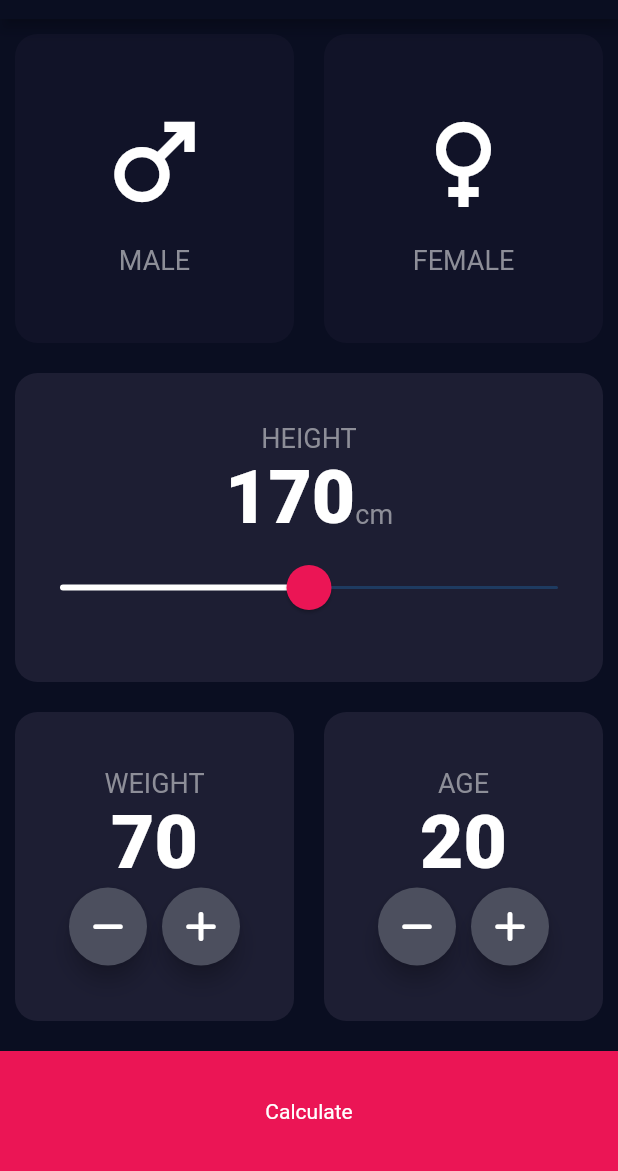
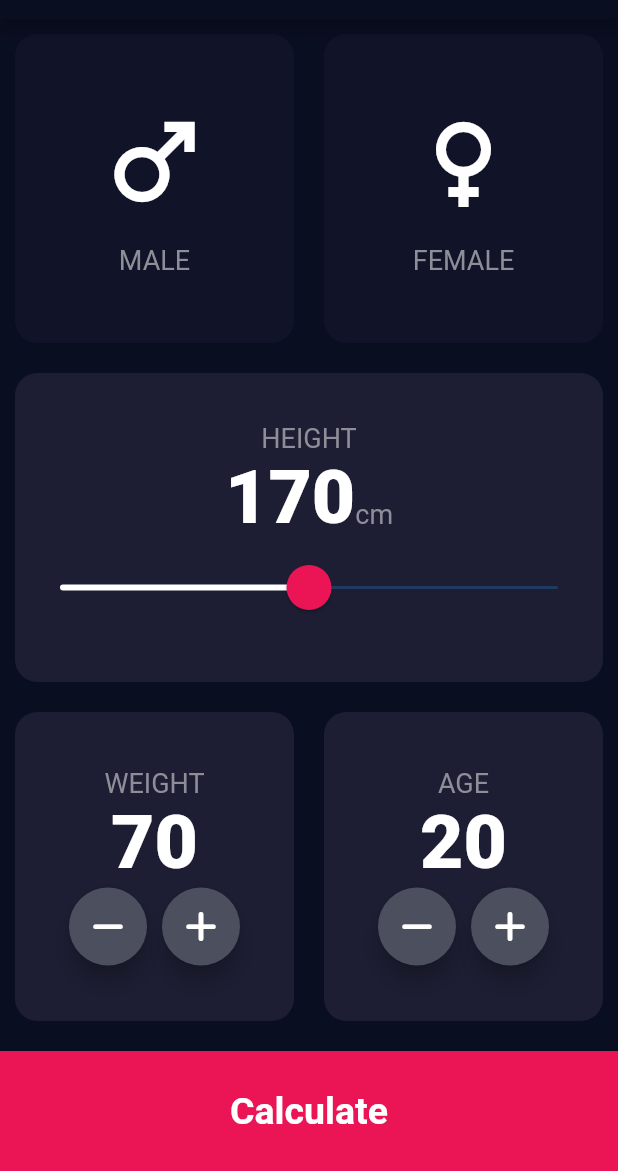
Before and after one commit to Jhay4Julian/bmi_calculator_flutter, a Flutter app: the screen it shows after launch, on a phone screen of 412 x 824 dp, the part 65-1236 px from its top. Run offline on Flutter 3.47's test engine with Material 2 defaults, Android fonts, the phone set to English and light mode, and no system bars; our stand-ins replace font_awesome_flutter.

Commit message:
styled the bottom container text

```diff
--- a/lib/input_page.dart
+++ b/lib/input_page.dart
@@ -224,7 +224,11 @@ class _InputPageState extends State<InputPage> {
               margin: const EdgeInsets.only(top: 10.0),
               width: double.infinity,
               height: kBottomContainerHeight,
-              child: const Center(child: Text('Calculate')),
+              child: const Center(
+                  child: Text(
+                'Calculate',
+                style: kBottomContainerText,
+              )),
             ),
           )
         ],
```
